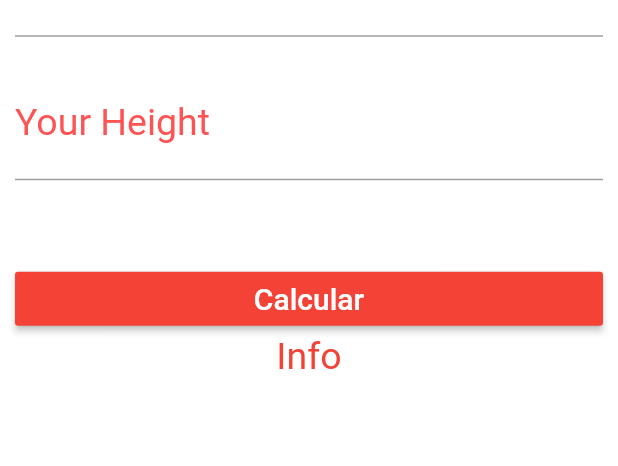
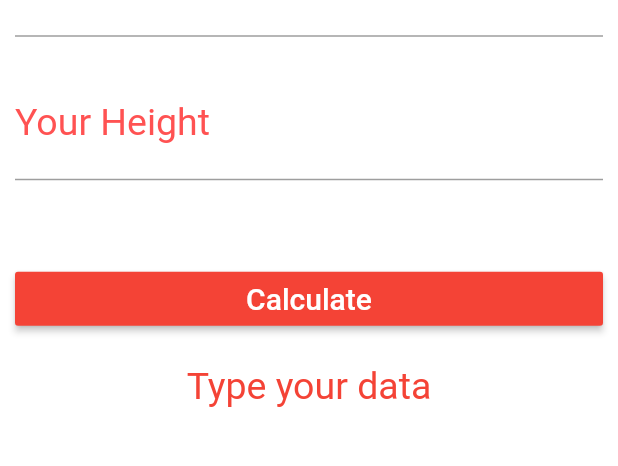
Before and after one commit to BulletSentence/Weight_Flutter, a Flutter app: the screen it shows after launch, after a tap on the "refresh" icon, on a phone screen of 412 x 824 dp, the part 341-807 px from its top. Run offline on Flutter 3.47's test engine with Material 2 defaults, Android fonts, the phone set to English and light mode, and no system bars.

```diff
--- a/lib/main.dart
+++ b/lib/main.dart
@@ -15,6 +15,14 @@ class Home extends StatefulWidget {
   TextEditingController wei = new TextEditingController();
   TextEditingController hei = new TextEditingController();
 
+  String info = "Type your data";
+
+  void _reset () {
+    hei.text = "";
+    wei.text = "";
+    info = "Type your data";
+  }
+
 class _HomeState extends State<Home> {
   @override
   Widget build(BuildContext context) {
@@ -26,7 +34,9 @@ class _HomeState extends State<Home> {
           actions: <Widget>[
             IconButton(
               icon: Icon(Icons.refresh),
-              onPressed: () {},
+              onPressed: () {
+                _reset();
+              },
             ),
           ],
         ),
@@ -72,13 +82,16 @@ class _HomeState extends State<Home> {
               RaisedButton(
                 onPressed: () {},
                 child: Text(
-                  "Calcular",
+                  "Calculate",
                   style: TextStyle(color: Colors.white, fontSize: 20),
                 ),
                 color: Colors.red,
               ),
+              Container(
+                height: 20.0,
+              ),
               Text(
-                "Info",
+                info,
                 textAlign: TextAlign.center,
                 style: TextStyle(
                   color: Colors.red,
```
